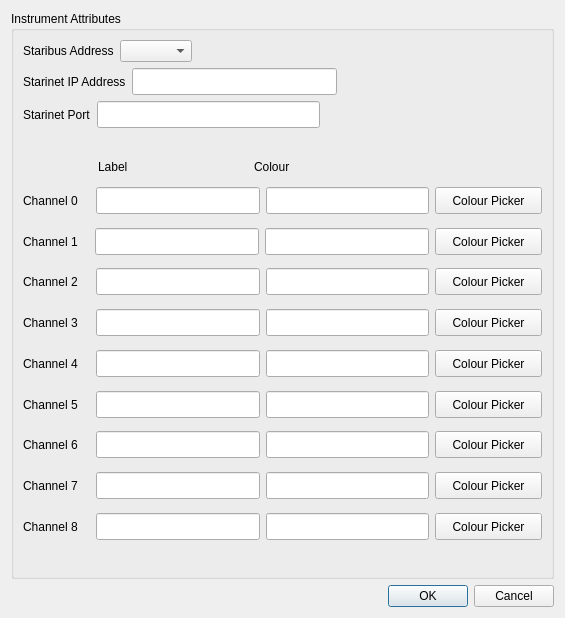
First picture: the form in ui/instrumentAttributes.ui, repository mhorn71/StarbaseMini, before the edit.
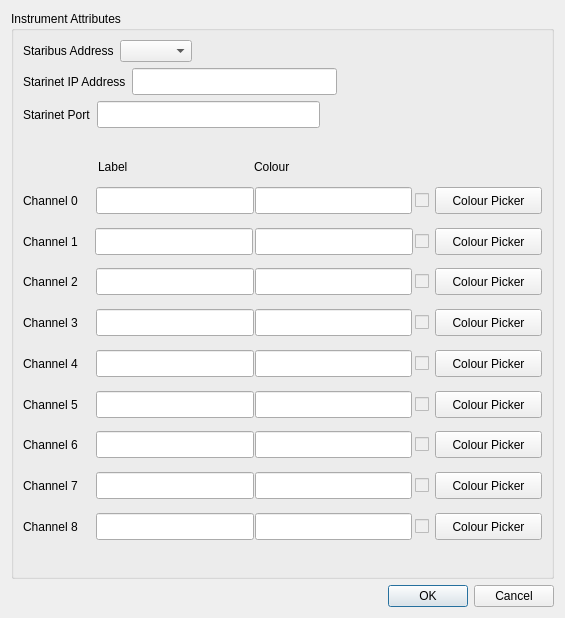
Second picture: the form after the edit.

Commit message: Added  disabled checkboxes to use as colour indicators

```diff
--- a/ui/instrumentAttributes.ui
+++ b/ui/instrumentAttributes.ui
@@ -200,6 +200,16 @@
             </property>
            </widget>
           </item>
+          <item>
+           <widget class="QCheckBox" name="Chan0CheckBox">
+            <property name="enabled">
+             <bool>false</bool>
+            </property>
+            <property name="text">
+             <string/>
+            </property>
+           </widget>
+          </item>
           <item>
            <widget class="QPushButton" name="PickerButton0">
             <property name="minimumSize">
@@ -256,6 +266,16 @@
             </property>
            </widget>
           </item>
+          <item>
+           <widget class="QCheckBox" name="Chan1CheckBox">
+            <property name="enabled">
+             <bool>false</bool>
+            </property>
+            <property name="text">
+             <string/>
+            </property>
+           </widget>
+          </item>
           <item>
            <widget class="QPushButton" name="PickerButton1">
             <property name="minimumSize">
@@ -312,6 +332,16 @@
             </property>
            </widget>
           </item>
+          <item>
+           <widget class="QCheckBox" name="Chan2CheckBox">
+            <property name="enabled">
+             <bool>false</bool>
+            </property>
+            <property name="text">
+             <string/>
+            </property>
+           </widget>
+          </item>
           <item>
            <widget class="QPushButton" name="PickerButton2">
             <property name="minimumSize">
@@ -368,6 +398,16 @@
             </property>
            </widget>
           </item>
+          <item>
+           <widget class="QCheckBox" name="Chan3CheckBox">
+            <property name="enabled">
+             <bool>false</bool>
+            </property>
+            <property name="text">
+             <string/>
+            </property>
+           </widget>
+          </item>
           <item>
            <widget class="QPushButton" name="PickerButton3">
             <property name="minimumSize">
@@ -424,6 +464,16 @@
             </property>
            </widget>
           </item>
+          <item>
+           <widget class="QCheckBox" name="Chan4CheckBox">
+            <property name="enabled">
+             <bool>false</bool>
+            </property>
+            <property name="text">
+             <string/>
+            </property>
+           </widget>
+          </item>
           <item>
            <widget class="QPushButton" name="PickerButton4">
             <property name="minimumSize">
@@ -480,6 +530,16 @@
             </property>
            </widget>
           </item>
+          <item>
+           <widget class="QCheckBox" name="Chan5CheckBox">
+            <property name="enabled">
+             <bool>false</bool>
+            </property>
+            <property name="text">
+             <string/>
+            </property>
+           </widget>
+          </item>
           <item>
            <widget class="QPushButton" name="PickerButton5">
             <property name="minimumSize">
@@ -536,6 +596,16 @@
             </property>
            </widget>
           </item>
+          <item>
+           <widget class="QCheckBox" name="Chan6CheckBox">
+            <property name="enabled">
+             <bool>false</bool>
+            </property>
+            <property name="text">
+             <string/>
+            </property>
+           </widget>
+          </item>
           <item>
            <widget class="QPushButton" name="PickerButton6">
             <property name="minimumSize">
@@ -592,6 +662,16 @@
             </property>
            </widget>
           </item>
+          <item>
+           <widget class="QCheckBox" name="Chan7CheckBox">
+            <property name="enabled">
+             <bool>false</bool>
+            </property>
+            <property name="text">
+             <string/>
+            </property>
+           </widget>
+          </item>
           <item>
            <widget class="QPushButton" name="PickerButton7">
             <property name="minimumSize">
@@ -648,6 +728,16 @@
             </property>
            </widget>
           </item>
+          <item>
+           <widget class="QCheckBox" name="Chan8CheckBox">
+            <property name="enabled">
+             <bool>false</bool>
+            </property>
+            <property name="text">
+             <string/>
+            </property>
+           </widget>
+          </item>
           <item>
            <widget class="QPushButton" name="PickerButton8">
             <property name="minimumSize">
```
The commit also changes 1 other file.
